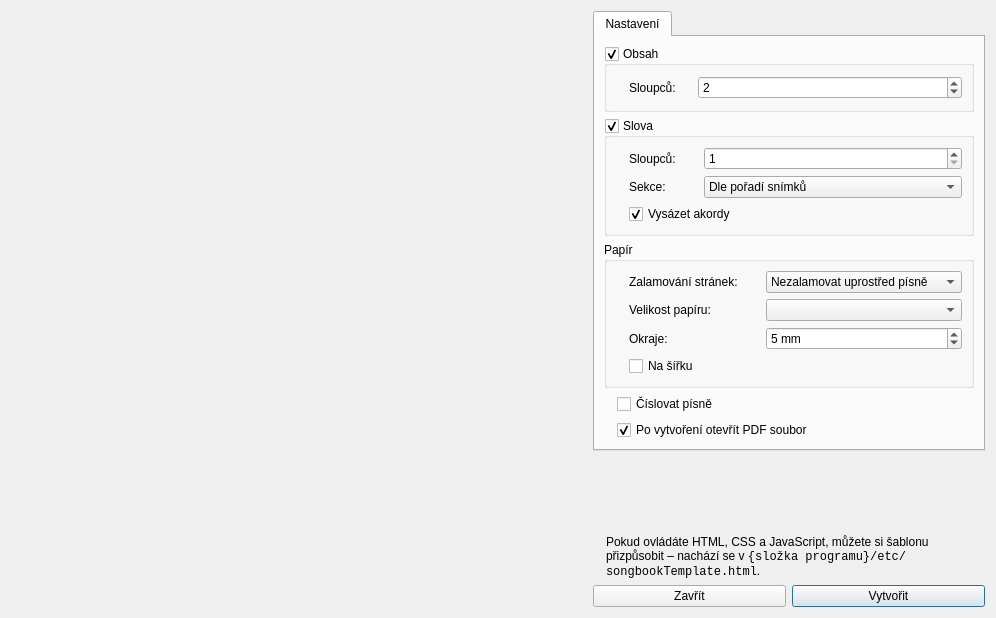
Before: the Qt Designer form src/importexport/documentgenerationdialog.ui in CZDanol/StrawLumen, drawn with Qt 5.
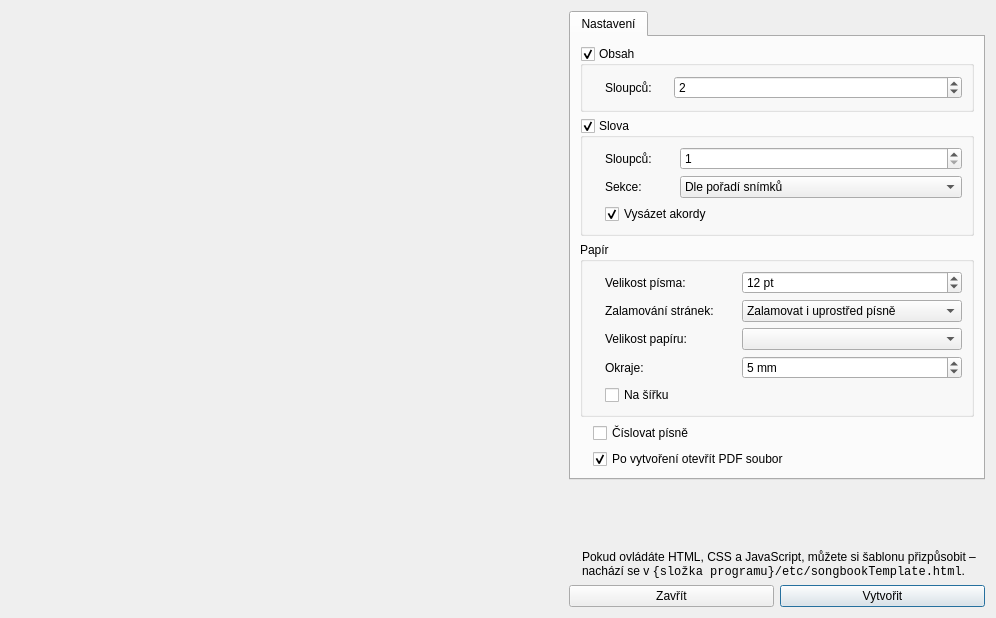
After: the same form once the commit is applied. Icons and pictures are not drawn. Custom widgets are drawn as their Qt base class.

Commit message: Document generation: font size, each song on custom page (even with multi-column environment)

What changed in the file:
```diff
--- a/src/importexport/documentgenerationdialog.ui
+++ b/src/importexport/documentgenerationdialog.ui
@@ -255,45 +255,71 @@
              <string>Papír</string>
             </property>
             <layout class="QGridLayout" name="gridLayout_5">
-             <item row="1" column="1">
-              <widget class="QLabel" name="label_12">
+             <item row="0" column="0">
+              <widget class="QLabel" name="label_20">
+               <property name="pixmap">
+                <pixmap resource="../../res/resources.qrc">:/icons/16/Typography_16px.png</pixmap>
+               </property>
+              </widget>
+             </item>
+             <item row="0" column="1">
+              <widget class="QLabel" name="label_18">
                <property name="text">
-                <string>Velikost papíru:</string>
+                <string>Velikost písma:</string>
                </property>
                <property name="buddy">
-                <cstring>cmbPageSize</cstring>
+                <cstring>sbPageMargins</cstring>
                </property>
               </widget>
              </item>
-             <item row="3" column="0">
+             <item row="4" column="0">
               <widget class="QLabel" name="label_13">
                <property name="pixmap">
                 <pixmap resource="../../res/resources.qrc">:/icons/16/File Landscape_16px.png</pixmap>
                </property>
               </widget>
              </item>
-             <item row="0" column="0">
+             <item row="0" column="3">
+              <widget class="QSpinBox" name="cbFontSize">
+               <property name="suffix">
+                <string> pt</string>
+               </property>
+               <property name="minimum">
+                <number>4</number>
+               </property>
+               <property name="maximum">
+                <number>100</number>
+               </property>
+               <property name="value">
+                <number>12</number>
+               </property>
+              </widget>
+             </item>
+             <item row="1" column="0">
               <widget class="QLabel" name="label">
                <property name="pixmap">
                 <pixmap resource="../../res/resources.qrc">:/icons/16/Down Right_16px.png</pixmap>
                </property>
               </widget>
              </item>
-             <item row="1" column="0">
+             <item row="2" column="0">
               <widget class="QLabel" name="label_11">
                <property name="pixmap">
                 <pixmap resource="../../res/resources.qrc">:/icons/16/Split Files_16px.png</pixmap>
                </property>
               </widget>
              </item>
-             <item row="3" column="1" colspan="3">
-              <widget class="QCheckBox" name="cbLandscapeOrientation">
+             <item row="2" column="1">
+              <widget class="QLabel" name="label_12">
                <property name="text">
-                <string>Na šířku</string>
+                <string>Velikost papíru:</string>
+               </property>
+               <property name="buddy">
+                <cstring>cmbPageSize</cstring>
                </property>
               </widget>
              </item>
-             <item row="0" column="2">
+             <item row="1" column="2">
               <spacer name="horizontalSpacer_4">
                <property name="orientation">
                 <enum>Qt::Horizontal</enum>
@@ -310,19 +336,6 @@
               </spacer>
              </item>
              <item row="1" column="3">
-              <widget class="QComboBox" name="cmbPageSize"/>
-             </item>
-             <item row="0" column="1">
-              <widget class="QLabel" name="label_2">
-               <property name="text">
-                <string>Zalamování stránek:</string>
-               </property>
-               <property name="buddy">
-                <cstring>cmbPageBreakMode</cstring>
-               </property>
-              </widget>
-             </item>
-             <item row="0" column="3">
               <widget class="QComboBox" name="cmbPageBreakMode">
                <property name="sizePolicy">
                 <sizepolicy hsizetype="Expanding" vsizetype="Fixed">
@@ -331,7 +344,7 @@
                 </sizepolicy>
                </property>
                <property name="currentIndex">
-                <number>1</number>
+                <number>0</number>
                </property>
                <property name="sizeAdjustPolicy">
                 <enum>QComboBox::AdjustToContents</enum>
@@ -346,6 +359,11 @@
                  <string>Nezalamovat uprostřed písně</string>
                 </property>
                </item>
+               <item>
+                <property name="text">
+                 <string>Každou píseň do vlasntího sloupce</string>
+                </property>
+               </item>
                <item>
                 <property name="text">
                  <string>Každou píseň na vlastní stranu</string>
@@ -353,14 +371,27 @@
                </item>
               </widget>
              </item>
-             <item row="2" column="0">
+             <item row="3" column="0">
               <widget class="QLabel" name="label_15">
                <property name="pixmap">
                 <pixmap resource="../../res/resources.qrc">:/icons/16/Add White Space_16px.png</pixmap>
                </property>
               </widget>
              </item>
-             <item row="2" column="1">
+             <item row="2" column="3">
+              <widget class="QComboBox" name="cmbPageSize"/>
+             </item>
+             <item row="1" column="1">
+              <widget class="QLabel" name="label_2">
+               <property name="text">
+                <string>Zalamování stránek:</string>
+               </property>
+               <property name="buddy">
+                <cstring>cmbPageBreakMode</cstring>
+               </property>
+              </widget>
+             </item>
+             <item row="3" column="1">
               <widget class="QLabel" name="label_16">
                <property name="text">
                 <string>Okraje:</string>
@@ -370,7 +401,7 @@
                </property>
               </widget>
              </item>
-             <item row="2" column="3">
+             <item row="3" column="3">
               <widget class="QSpinBox" name="sbPageMargins">
                <property name="suffix">
                 <string> mm</string>
@@ -383,6 +414,13 @@
                </property>
               </widget>
              </item>
+             <item row="4" column="1" colspan="3">
+              <widget class="QCheckBox" name="cbLandscapeOrientation">
+               <property name="text">
+                <string>Na šířku</string>
+               </property>
+              </widget>
+             </item>
             </layout>
            </widget>
           </item>
```
Left out of the diff: 1 changed line with no effect on the pictures. The commit also changes 6 other files.
